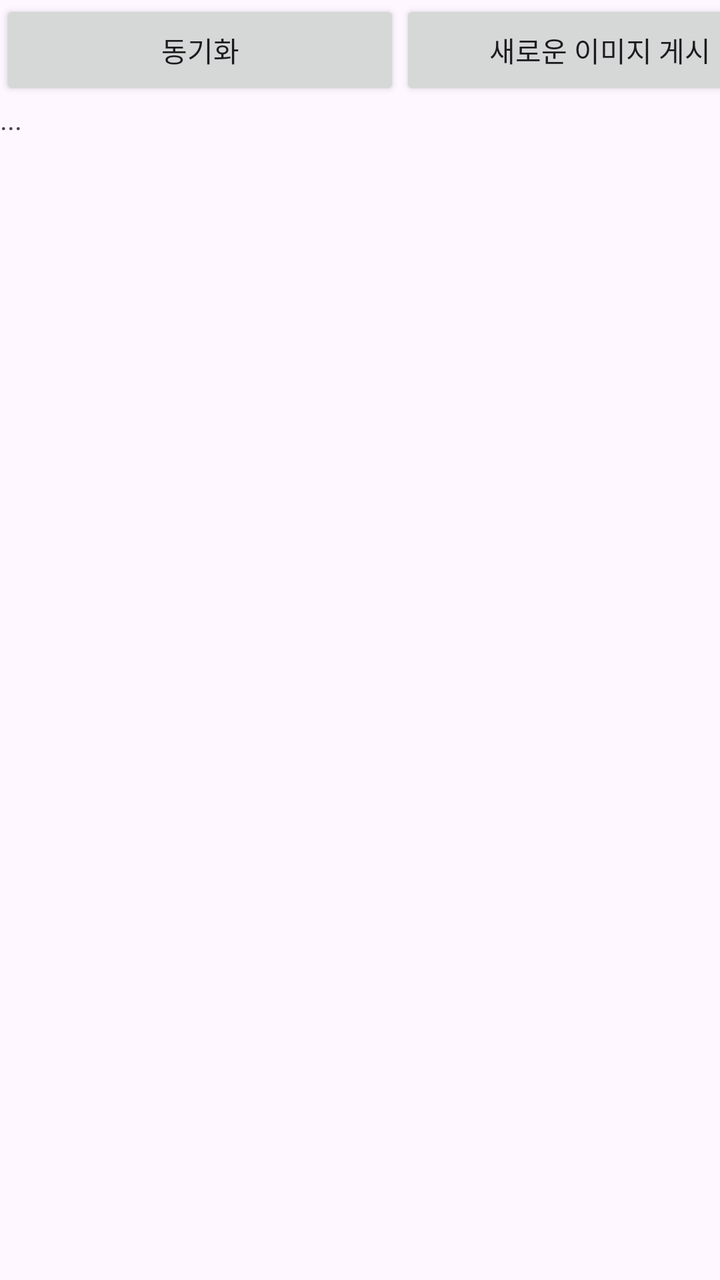
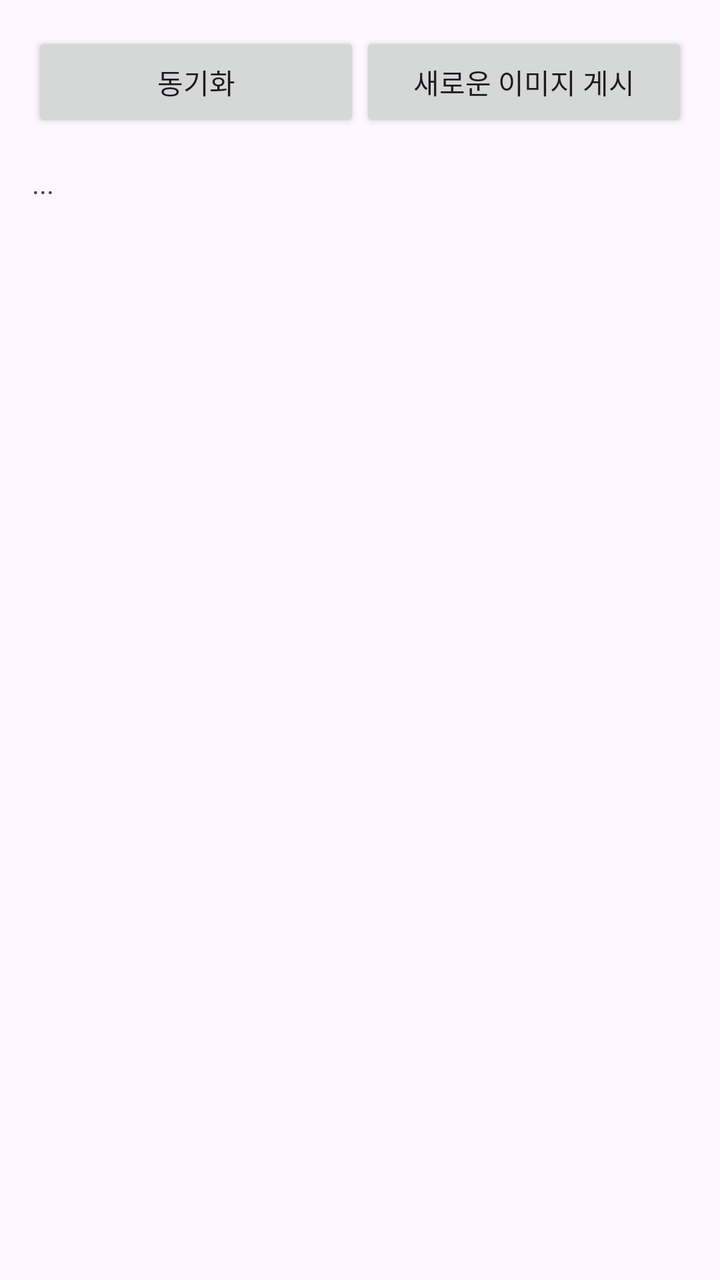

An Android layout rendered at two revisions. The XML below is the earlier revision; the diff shows what the commit changed to produce the second picture.
<!-- AndroidManifest.xml: activity theme Theme.PhotoViewer -->
<!-- res/layout/activity_main.xml -->
<LinearLayout xmlns:android="http://schemas.android.com/apk/res/android"
    android:orientation="vertical"
    android:layout_width="match_parent"
    android:layout_height="match_parent">

    <LinearLayout
        android:orientation="horizontal"
        android:layout_width="match_parent"
        android:layout_height="wrap_content">

        <Button
            android:id="@+id/btn_load"
            android:layout_width="200dp"
            android:layout_height="50dp"
            android:onClick="onClickDownload"
            android:text="동기화" />

        <Button
            android:id="@+id/btn_save"
            android:layout_width="200dp"
            android:layout_height="50dp"
            android:onClick="onClickUpload"
            android:text="새로운 이미지 게시" />
    </LinearLayout>

    <TextView
        android:id="@+id/textView"
        android:layout_width="match_parent"
        android:layout_height="wrap_content"
        android:text="..." />

    <androidx.recyclerview.widget.RecyclerView
        android:id="@+id/recyclerView"
        android:layout_width="match_parent"
        android:layout_height="wrap_content"
        android:layout_margin="16dp"
        android:orientation="vertical" />
</LinearLayout>
<!-- resources referenced by this layout -->
<resources>
  <style name="Theme.PhotoViewer" parent="Base.Theme.PhotoViewer" />
  <style name="Base.Theme.PhotoViewer" parent="Theme.Material3.DayNight.NoActionBar">
          
          
      </style>
</resources>

<!-- the commit's change to res/layout/activity_main.xml (unified diff, before → after) -->
@@ -1,24 +1,31 @@
 <LinearLayout xmlns:android="http://schemas.android.com/apk/res/android"
     android:orientation="vertical"
     android:layout_width="match_parent"
-    android:layout_height="match_parent">
+    android:layout_height="match_parent"
+    android:padding="16dp">
 
+
+
+    
     <LinearLayout
         android:orientation="horizontal"
         android:layout_width="match_parent"
-        android:layout_height="wrap_content">
+        android:layout_height="wrap_content"
+        android:gravity="center">
 
         <Button
             android:id="@+id/btn_load"
-            android:layout_width="200dp"
+            android:layout_width="0dp"
             android:layout_height="50dp"
+            android:layout_weight="1"
             android:onClick="onClickDownload"
             android:text="동기화" />
 
         <Button
             android:id="@+id/btn_save"
-            android:layout_width="200dp"
+            android:layout_width="0dp"
             android:layout_height="50dp"
+            android:layout_weight="1"
             android:onClick="onClickUpload"
             android:text="새로운 이미지 게시" />
     </LinearLayout>
@@ -27,12 +34,13 @@
         android:id="@+id/textView"
         android:layout_width="match_parent"
         android:layout_height="wrap_content"
-        android:text="..." />
+        android:text="..."
+        android:layout_marginTop="16dp" />
 
     <androidx.recyclerview.widget.RecyclerView
         android:id="@+id/recyclerView"
         android:layout_width="match_parent"
         android:layout_height="wrap_content"
-        android:layout_margin="16dp"
+        android:layout_marginTop="16dp"
         android:orientation="vertical" />
 </LinearLayout>
